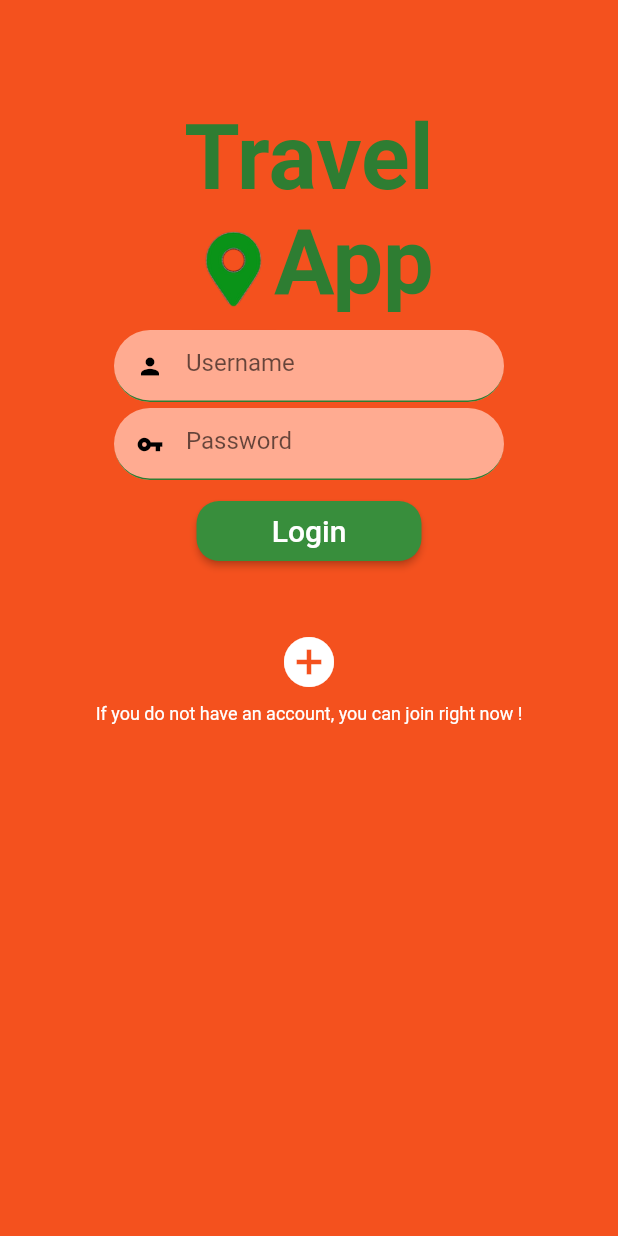
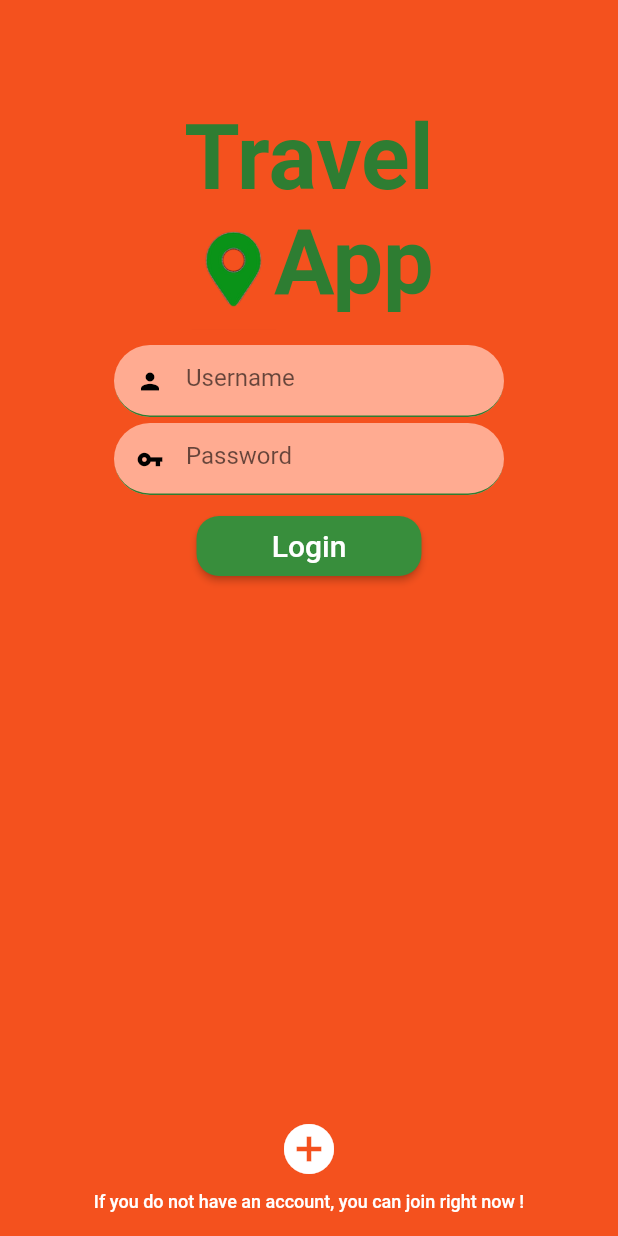
Before and after one commit to RoxanaDenisa/TravelApp, a Flutter app: the screen it shows after launch, on a phone screen of 412 x 824 dp. Run offline on Flutter 3.47's test engine with Material 2 defaults, Android fonts, the phone set to English and light mode, and no system bars; Roboto replaces fonts that are missing (Raleway).

Commit message:
change Login

```diff
--- a/travel_app/lib/login.dart
+++ b/travel_app/lib/login.dart
@@ -1,3 +1,4 @@
+
 import 'package:flutter/material.dart';
 import 'package:travel_app/TextFieldWidget.dart';
 import 'package:travel_app/buttonWidget.dart';
@@ -51,6 +52,7 @@ class _MyLoginState extends State<MyLogin>{
                    width:260,
                  child:Column(
                    children:<Widget>[
+                     Text('\n',style: TextStyle(fontSize: 4)),
                      TextFieldWidget(
                       hintText: 'Username',
                       obscureText: false,
@@ -74,11 +76,16 @@ class _MyLoginState extends State<MyLogin>{
           ,),
         ),
         ),
-        Container(
-          padding: EdgeInsets.only(top: 35.0),
-          child: Center(
-          child: Column(
-               children:<Widget>[
+
+        ]
+    ),
+     floatingActionButtonLocation: FloatingActionButtonLocation.centerFloat,
+          floatingActionButton: MaterialButton(height:70,
+          onPressed: (){},
+          child:Container(
+              height: 70,
+            child:Column(
+        children:<Widget>[
                 IconButton(
                   onPressed: () {
 
@@ -96,8 +103,7 @@ class _MyLoginState extends State<MyLogin>{
                   ),
                   iconSize: 40.0,
                   ),
-
-                Text(
+                  Text(
                   'If you do not have an account, you can join right now !',
                 style: TextStyle(
                     color: Colors.white,
@@ -105,12 +111,8 @@ class _MyLoginState extends State<MyLogin>{
                     ),
                     textAlign: TextAlign.center,
                 )
-               ]
-          ,),
-        )
-        )
-        ]
-    )
+          ])) )
+
     );
   }
 }
```
